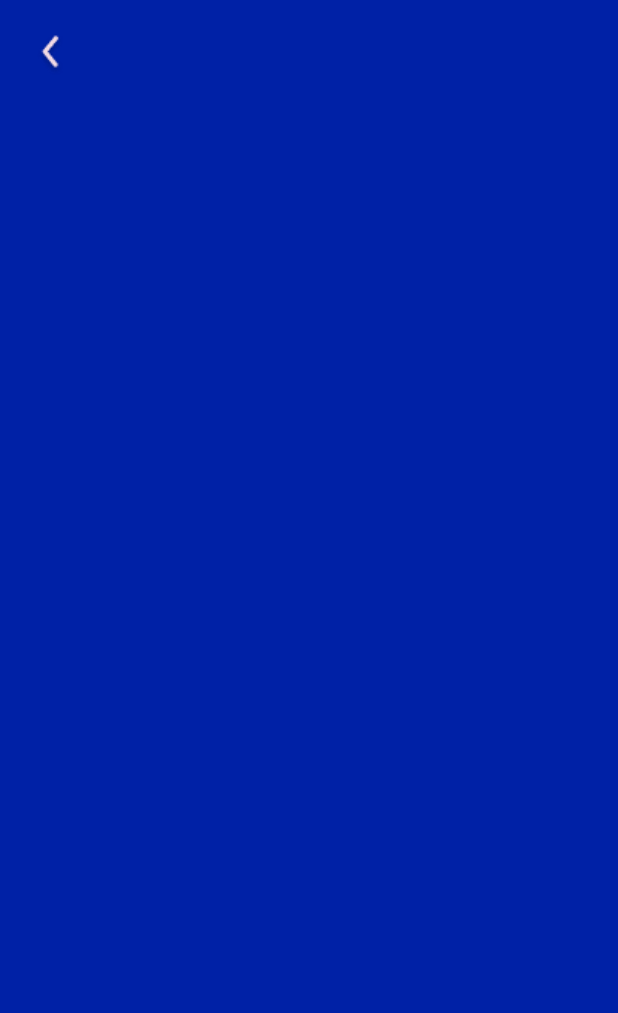
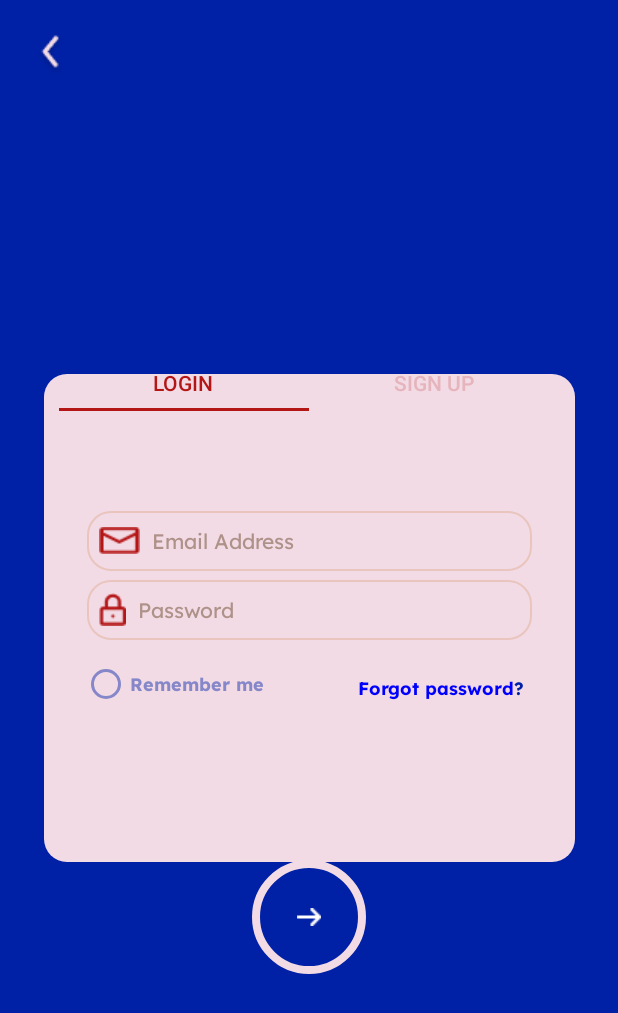
Before and after one commit to isyedamaan/SafeWhere, an Android app: the SignUpFragment screen opened through its navigation route, on a phone screen of 412 x 824 dp. Before the commit the part shown is almost empty. Shown: the top 1013 px of the screen. Run offline under Robolectric (Android 15) with nearby library versions, the phone set to English and light mode, and no system bars.

Commit message:
Finished all UI navigation for intro, login, signup

```diff
--- a/app/src/main/AndroidManifest.xml
+++ b/app/src/main/AndroidManifest.xml
@@ -14,7 +14,8 @@
         tools:targetApi="31">
         <activity
             android:name=".MainActivity"
-            android:exported="true">
+            android:exported="true"
+            android:windowSoftInputMode="adjustPan">
             <intent-filter>
                 <action android:name="android.intent.action.MAIN" />
 
--- a/app/src/main/java/com/cyk29/safewhere/IntroFragment.java
+++ b/app/src/main/java/com/cyk29/safewhere/IntroFragment.java
@@ -23,6 +23,7 @@ public class IntroFragment extends Fragment {
 
     public void onViewCreated(View view, @Nullable Bundle savedInstanceState){
 
+        //Button
         ImageButton BtnIntro = view.findViewById(R.id.introBT);
         View.OnClickListener OCLIntro = new View.OnClickListener() {
             @Override
@@ -32,9 +33,6 @@ public class IntroFragment extends Fragment {
         };
         BtnIntro.setOnClickListener(OCLIntro);
     }
-
-
-
 
     @Override
     //IMPORTANT TO BIND FOR IT TO APPEAR ON SCREEN
--- /dev/null
+++ b/app/src/main/java/com/cyk29/safewhere/LoginTabFragment.java
@@ -0,0 +1,75 @@
+package com.cyk29.safewhere;
+
+import android.graphics.Color;
+import android.os.Bundle;
+
+import androidx.annotation.NonNull;
+import androidx.annotation.Nullable;
+import androidx.fragment.app.Fragment;
+
+import android.text.SpannableString;
+import android.text.Spanned;
+import android.text.TextPaint;
+import android.text.method.LinkMovementMethod;
+import android.text.style.ClickableSpan;
+import android.view.LayoutInflater;
+import android.view.View;
+import android.view.ViewGroup;
+import android.widget.RadioButton;
+import android.widget.TextView;
+import android.widget.Toast;
+
+public class LoginTabFragment extends Fragment {
+
+    public void onViewCreated(View view, @Nullable Bundle savedInstanceState) {
+
+        //FORGOT PASSWORD
+        TextView textView = view.findViewById(R.id.ForgotPassTV);
+
+        String text = "Forgot password?";
+        SpannableString ss = new SpannableString(text);
+
+        ClickableSpan clickableSpan = new ClickableSpan() {
+            @Override
+            public void onClick(View widget) {
+                Toast.makeText(getActivity(), "TO BE CONTINUED", Toast.LENGTH_SHORT).show();
+            }
+
+            @Override
+            public void updateDrawState(@NonNull TextPaint ds) {
+                super.updateDrawState(ds);
+                ds.setColor(Color.BLUE);
+                ds.setUnderlineText(false);
+            }
+        };
+
+        ss.setSpan(clickableSpan, 0,15, Spanned.SPAN_EXCLUSIVE_EXCLUSIVE);
+
+        textView.setText(ss);
+        textView.setMovementMethod(LinkMovementMethod.getInstance());
+
+        //Remember me button
+        RadioButton radioButton = view.findViewById(R.id.radioBT);
+        radioButton.setOnClickListener(new View.OnClickListener() {
+            @Override
+            public void onClick(View v) {
+                if (!radioButton.isSelected()) {
+                    radioButton.setChecked(true);
+                    radioButton.setSelected(true);
+                } else {
+                    radioButton.setChecked(false);
+                    radioButton.setSelected(false);
+                }
+            }
+        });
+    }
+
+    @Override
+    public View onCreateView(LayoutInflater inflater, ViewGroup container,
+                             Bundle savedInstanceState) {
+
+    // Inflate the layout for this fragment
+        LayoutInflater lf = getActivity().getLayoutInflater();
+        return inflater.inflate(R.layout.fragment_login_tab, container, false);
+    }
+}
--- a/app/src/main/java/com/cyk29/safewhere/MainActivity.java
+++ b/app/src/main/java/com/cyk29/safewhere/MainActivity.java
@@ -15,5 +15,6 @@ public class MainActivity extends AppCompatActivity {
 
         NavHostFragment host = (NavHostFragment) getSupportFragmentManager().findFragmentById(R.id.NHFintro_signup);
         NavController navController = host.getNavController();
+
     }
 }
--- a/app/src/main/java/com/cyk29/safewhere/SignUpFragment.java
+++ b/app/src/main/java/com/cyk29/safewhere/SignUpFragment.java
@@ -1,64 +1,108 @@
 package com.cyk29.safewhere;
 
+import android.graphics.Color;
 import android.os.Bundle;
 
+import androidx.annotation.NonNull;
+import androidx.annotation.Nullable;
 import androidx.fragment.app.Fragment;
+import androidx.fragment.app.FragmentManager;
+import androidx.navigation.Navigation;
+import androidx.viewpager2.widget.ViewPager2;
 
+import android.text.SpannableString;
+import android.text.Spanned;
+import android.text.TextPaint;
+import android.text.method.LinkMovementMethod;
+import android.text.style.ClickableSpan;
 import android.view.LayoutInflater;
 import android.view.View;
 import android.view.ViewGroup;
+import android.widget.ImageButton;
+import android.widget.TextView;
+import android.widget.Toast;
 
-/**
- * A simple {@link Fragment} subclass.
- * Use the {@link SignUpFragment#newInstance} factory method to
- * create an instance of this fragment.
- */
+import com.cyk29.safewhere.databinding.FragmentSignUpBinding;
+import com.google.android.material.tabs.TabLayout;
+
+import org.w3c.dom.Text;
+
+
 public class SignUpFragment extends Fragment {
 
-    // TODO: Rename parameter arguments, choose names that match
-    // the fragment initialization parameters, e.g. ARG_ITEM_NUMBER
-    private static final String ARG_PARAM1 = "param1";
-    private static final String ARG_PARAM2 = "param2";
+    private FragmentSignUpBinding binding;
+    private TabLayout tabLayout;
+    private ViewPager2 viewPager2;
+    private ViewPageAdapter adapter;
 
-    // TODO: Rename and change types of parameters
-    private String mParam1;
-    private String mParam2;
+    @Override
+    public void onViewCreated(View view, @Nullable Bundle savedInstanceState){
 
-    public SignUpFragment() {
-        // Required empty public constructor
+        //Button
+        ImageButton BtnSignup = view.findViewById(R.id.SignUpBT);
+        View.OnClickListener OCLSignup = new View.OnClickListener() {
+            @Override
+            public void onClick(View v) {
+                Toast.makeText(getActivity(), "TO BE CONTINUED", Toast.LENGTH_SHORT).show();
+            }
+        };
+        BtnSignup.setOnClickListener(OCLSignup);
+
+        //BACK BUTTON
+        ImageButton BtnBack = view.findViewById(R.id.backBT);
+        View.OnClickListener OCLback = new View.OnClickListener() {
+            @Override
+            public void onClick(View v) {
+                Navigation.findNavController(view).navigate(R.id.DestIntro);
+            }
+        };
+        BtnBack.setOnClickListener(OCLback);
+
+        //LOGIN?SIGNUP TAB
+        tabLayout = view.findViewById(R.id.tab_layout);
+        viewPager2 = view.findViewById(R.id.view_pager);
+
+        tabLayout.addTab(tabLayout.newTab().setText("Login"));
+        tabLayout.addTab(tabLayout.newTab().setText("Sign Up"));
+
+
+        FragmentManager fragmentManager = getActivity().getSupportFragmentManager();
+        adapter = new ViewPageAdapter(fragmentManager, getLifecycle());
+        viewPager2.setAdapter(adapter);
+
+        tabLayout.addOnTabSelectedListener(new TabLayout.OnTabSelectedListener() {
+            @Override
+            public void onTabSelected(TabLayout.Tab tab) {
+                viewPager2.setCurrentItem(tab.getPosition());
+            }
+
+            @Override
+            public void onTabUnselected(TabLayout.Tab tab) {
+
+            }
+
+            @Override
+            public void onTabReselected(TabLayout.Tab tab) {
+
+            }
+        });
+
+        viewPager2.registerOnPageChangeCallback(new ViewPager2.OnPageChangeCallback() {
+            @Override
+            public void onPageSelected(int position) {
+                tabLayout.selectTab(tabLayout.getTabAt(position));
+            }
+        });
+
+
     }
 
-    /**
-     * Use this factory method to create a new instance of
-     * this fragment using the provided parameters.
-     *
-     * @param param1 Parameter 1.
-     * @param param2 Parameter 2.
-     * @return A new instance of fragment SignUpFragment.
-     */
-    // TODO: Rename and change types and number of parameters
-    public static SignUpFragment newInstance(String param1, String param2) {
-        SignUpFragment fragment = new SignUpFragment();
-        Bundle args = new Bundle();
-        args.putString(ARG_PARAM1, param1);
-        args.putString(ARG_PARAM2, param2);
-        fragment.setArguments(args);
-        return fragment;
+    public View onCreateView(@NonNull LayoutInflater inflater, ViewGroup container, Bundle savedInstancedState){
+
+        binding = FragmentSignUpBinding.inflate(inflater, container, false);
+        View root = binding.getRoot();
+
+        return root;
     }
 
-    @Override
-    public void onCreate(Bundle savedInstanceState) {
-        super.onCreate(savedInstanceState);
-        if (getArguments() != null) {
-            mParam1 = getArguments().getString(ARG_PARAM1);
-            mParam2 = getArguments().getString(ARG_PARAM2);
-        }
-    }
-
-    @Override
-    public View onCreateView(LayoutInflater inflater, ViewGroup container,
-                             Bundle savedInstanceState) {
-        // Inflate the layout for this fragment
-        return inflater.inflate(R.layout.fragment_sign_up, container, false);
-    }
 }
--- /dev/null
+++ b/app/src/main/java/com/cyk29/safewhere/ViewPageAdapter.java
@@ -0,0 +1,27 @@
+package com.cyk29.safewhere;
+
+import androidx.annotation.NonNull;
+import androidx.fragment.app.Fragment;
+import androidx.fragment.app.FragmentManager;
+import androidx.lifecycle.Lifecycle;
+import androidx.viewpager2.adapter.FragmentStateAdapter;
+
+public class ViewPageAdapter extends FragmentStateAdapter{
+
+    public ViewPageAdapter(@NonNull FragmentManager fragmentManager, @NonNull Lifecycle lifecycle){
+        super(fragmentManager, lifecycle);
+    }
+
+    @NonNull
+    @Override
+    public Fragment createFragment(int position){
+        if(position == 1){
+            return new SignUpTabFragment();
+        }
+        return new LoginTabFragment();
+    }
+
+    @Override public int getItemCount(){
+        return 2;
+    }
+}
--- /dev/null
+++ b/app/src/main/res/drawable/edittext_bg.xml
@@ -0,0 +1,8 @@
+<?xml version="1.0" encoding="utf-8"?>
+<shape xmlns:android="http://schemas.android.com/apk/res/android"
+    android:shape="rectangle">
+    <solid android:color="@color/pink"/>
+    <size android:height="23dp" android:width="170dp"/>
+    <corners android:radius="15dp"/>
+    <stroke android:color="#E9C5BE" android:width="1dp"/>
+</shape>
--- a/app/src/main/res/drawable/intro_button.xml
+++ b/app/src/main/res/drawable/intro_button.xml
@@ -2,6 +2,6 @@
 <shape xmlns:android="http://schemas.android.com/apk/res/android"
     android:shape="oval">
     <solid android:color="@color/blue"/>
-
+    <stroke android:color="@color/pink" android:width="5dp"/>
 
 </shape>
--- /dev/null
+++ b/app/src/main/res/drawable/viewpager_loginbg.xml
@@ -0,0 +1,8 @@
+<?xml version="1.0" encoding="utf-8"?>
+<shape xmlns:android="http://schemas.android.com/apk/res/android"
+    android:shape="rectangle">
+    <solid
+        android:color="@color/pink" />
+    <size android:width="203dp" android:height="186.74dp"/>
+    <corners android:radius="15dp"/>
+</shape>
--- /dev/null
+++ b/app/src/main/res/layout/fragment_login_tab.xml
@@ -0,0 +1,80 @@
+<?xml version="1.0" encoding="utf-8"?>
+<androidx.constraintlayout.widget.ConstraintLayout xmlns:android="http://schemas.android.com/apk/res/android"
+    xmlns:app="http://schemas.android.com/apk/res-auto"
+    xmlns:tools="http://schemas.android.com/tools"
+    android:layout_width="match_parent"
+    android:layout_height="match_parent"
+    tools:context=".SignUpTabFragment">
+
+    <RadioButton
+        android:id="@+id/radioBT"
+        android:layout_width="wrap_content"
+        android:layout_height="wrap_content"
+        android:buttonTint="#8587C9"
+        android:fontFamily="@font/lexend_bold"
+        android:text="Remember me"
+        android:textColor="#8587C9"
+        android:textSize="11.77dp"
+        app:layout_constraintBottom_toBottomOf="parent"
+        app:layout_constraintEnd_toEndOf="parent"
+        app:layout_constraintHorizontal_bias="0.11"
+        app:layout_constraintStart_toStartOf="parent"
+        app:layout_constraintTop_toTopOf="parent"
+        app:layout_constraintVertical_bias="0.65" />
+
+    <TextView
+        android:id="@+id/ForgotPassTV"
+        android:layout_width="wrap_content"
+        android:layout_height="wrap_content"
+        android:fontFamily="@font/lexend_bold"
+        android:text="Forgot password?"
+        android:textColor="@color/blue"
+        android:textSize="11.77dp"
+        app:layout_constraintBottom_toBottomOf="parent"
+        app:layout_constraintEnd_toEndOf="parent"
+        app:layout_constraintHorizontal_bias="0.86"
+        app:layout_constraintStart_toStartOf="parent"
+        app:layout_constraintTop_toTopOf="parent"
+        app:layout_constraintVertical_bias="0.65" />
+
+    <EditText
+        android:id="@+id/editText"
+        android:layout_width="296.45dp"
+        android:layout_height="40.11dp"
+        android:background="@drawable/edittext_bg"
+        android:drawableLeft="@drawable/password"
+        android:drawablePadding="8dp"
+        android:fontFamily="@font/lexend"
+        android:hint="Password"
+        android:inputType="textPassword"
+        android:padding="8dp"
+        android:textColorHint="#AE9289"
+        android:textSize="14dp"
+        app:layout_constraintBottom_toBottomOf="parent"
+        app:layout_constraintEnd_toEndOf="parent"
+        app:layout_constraintHorizontal_bias="0.495"
+        app:layout_constraintStart_toStartOf="parent"
+        app:layout_constraintTop_toBottomOf="@+id/editText2"
+        app:layout_constraintVertical_bias="0.04" />
+
+    <EditText
+        android:id="@+id/editText2"
+        android:layout_width="296.45dp"
+        android:layout_height="40.11dp"
+        android:background="@drawable/edittext_bg"
+        android:drawableLeft="@drawable/email"
+        android:drawablePadding="8dp"
+        android:fontFamily="@font/lexend"
+        android:hint="Email Address"
+        android:inputType="textEmailAddress"
+        android:padding="8dp"
+        android:textColorHint="#AE9289"
+        android:textSize="14dp"
+        app:layout_constraintBottom_toBottomOf="parent"
+        app:layout_constraintEnd_toEndOf="parent"
+        app:layout_constraintHorizontal_bias="0.495"
+        app:layout_constraintStart_toStartOf="parent"
+        app:layout_constraintTop_toTopOf="parent"
+        app:layout_constraintVertical_bias="0.32" />
+
+</androidx.constraintlayout.widget.ConstraintLayout>
--- a/app/src/main/res/layout/fragment_sign_up.xml
+++ b/app/src/main/res/layout/fragment_sign_up.xml
@@ -7,7 +7,7 @@
     android:background="@color/blue">
 
     <ImageButton
-        android:id="@+id/imageButton"
+        android:id="@+id/backBT"
         android:layout_width="68dp"
         android:layout_height="68dp"
         android:background="@color/blue"
@@ -18,4 +18,45 @@
         app:layout_constraintTop_toTopOf="parent"
         app:layout_constraintVertical_bias="0.0"
         app:srcCompat="@drawable/up_arrow" />
+
+    <androidx.viewpager2.widget.ViewPager2
+        android:id="@+id/view_pager"
+        android:layout_width="354dp"
+        android:layout_height="325.65dp"
+        android:background="@drawable/viewpager_loginbg"
+        app:layout_constraintBottom_toBottomOf="parent"
+        app:layout_constraintEnd_toEndOf="parent"
+        app:layout_constraintStart_toStartOf="parent"
+        app:layout_constraintTop_toTopOf="parent" />
+
+    <com.google.android.material.tabs.TabLayout
+        android:id="@+id/tab_layout"
+        android:layout_width="334dp"
+        android:layout_height="38dp"
+        app:layout_constraintBottom_toBottomOf="parent"
+        app:layout_constraintEnd_toEndOf="parent"
+        app:layout_constraintStart_toStartOf="parent"
+        app:layout_constraintTop_toTopOf="parent"
+        app:layout_constraintVertical_bias="0.3"
+        app:tabIndicatorColor="#B41616"
+        app:tabSelectedTextColor="#B41616"
+        app:tabTextColor="#E6B4BC">
+
+
+    </com.google.android.material.tabs.TabLayout>
+
+    <ImageButton
+        android:id="@+id/SignUpBT"
+        android:src="@drawable/arrow"
+        android:layout_width="76dp"
+        android:layout_height="76dp"
+        android:background="@drawable/intro_button"
+        android:layout_marginTop="20dp"
+        app:layout_constraintBottom_toBottomOf="parent"
+        app:layout_constraintEnd_toEndOf="parent"
+        app:layout_constraintStart_toStartOf="parent"
+        app:layout_constraintTop_toTopOf="parent"
+        app:layout_constraintVertical_bias="0.76" />
+
+
 </androidx.constraintlayout.widget.ConstraintLayout>
```
Also changed, not shown: app/src/main/java/com/cyk29/safewhere/SignUpTabFragment.java (added, +36 -0 lines), app/src/main/res/layout/fragment_sign_up_tab.xml (added, +70 -0 lines), app/src/main/res/drawable/email.png (added), app/src/main/res/drawable/password.png (added).
